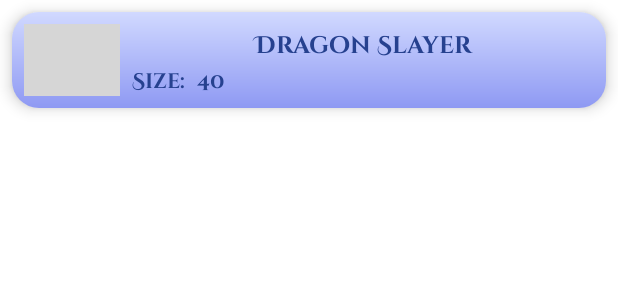
After one commit to Te6lim/YTC-Viewer, an Android app: the layout item_deck.xml on its own in the app's theme, with its tools: preview values and no code run, on a phone screen of 412 x 824 dp. The commit adds this screen. Shown: the top 300 px of the screen. Run offline under Robolectric (Android 15) with nearby library versions, the phone set to English and light mode, and no system bars; grey boxes are pictures that could not be loaded.

Commit message:
deck item design

```diff
--- /dev/null
+++ b/app/src/main/res/drawable/deck_background.xml
@@ -0,0 +1,12 @@
+<?xml version="1.0" encoding="utf-8"?>
+<shape xmlns:android="http://schemas.android.com/apk/res/android"
+    android:shape="rectangle">
+
+    <gradient
+        android:angle="90"
+        android:endColor="@color/secondaryLightColor"
+        android:startColor="@color/primaryLightColor" />
+
+    <corners android:radius="18sp" />
+
+</shape>
--- /dev/null
+++ b/app/src/main/res/layout/fragment_cards.xml
@@ -0,0 +1,7 @@
+<?xml version="1.0" encoding="utf-8"?>
+<androidx.recyclerview.widget.RecyclerView xmlns:android="http://schemas.android.com/apk/res/android"
+    xmlns:app="http://schemas.android.com/apk/res-auto"
+    android:id="@+id/cards"
+    android:layout_width="match_parent"
+    android:layout_height="match_parent"
+    app:layoutManager="androidx.recyclerview.widget.GridLayoutManager" />
--- /dev/null
+++ b/app/src/main/res/layout/fragment_collection.xml
@@ -0,0 +1,6 @@
+<?xml version="1.0" encoding="utf-8"?>
+<androidx.constraintlayout.widget.ConstraintLayout xmlns:android="http://schemas.android.com/apk/res/android"
+    android:layout_width="match_parent"
+    android:layout_height="match_parent">
+
+</androidx.constraintlayout.widget.ConstraintLayout>
--- /dev/null
+++ b/app/src/main/res/layout/item_deck.xml
@@ -0,0 +1,63 @@
+<?xml version="1.0" encoding="utf-8"?>
+<androidx.constraintlayout.widget.ConstraintLayout xmlns:android="http://schemas.android.com/apk/res/android"
+    xmlns:app="http://schemas.android.com/apk/res-auto"
+    xmlns:tools="http://schemas.android.com/tools"
+    android:layout_width="match_parent"
+    android:layout_height="64dp"
+    android:layout_margin="@dimen/medium_spacing"
+    android:background="@drawable/deck_background"
+    android:elevation="6dp">
+
+    <ImageView
+        android:id="@+id/imageView2"
+        android:layout_width="64dp"
+        android:layout_height="match_parent"
+        android:layout_margin="8dp"
+        app:layout_constraintBottom_toBottomOf="parent"
+        app:layout_constraintStart_toStartOf="parent"
+        app:layout_constraintTop_toTopOf="parent"
+        tools:srcCompat="@tools:sample/avatars" />
+
+    <TextView
+        android:id="@+id/textView4"
+        style="@style/card_meta_property_value_style"
+        android:layout_width="0dp"
+        android:layout_height="wrap_content"
+        android:layout_marginStart="8dp"
+        android:layout_marginEnd="8dp"
+        android:fontFamily="@font/cinzel_decorative_bold"
+        android:text="Dragon Slayer"
+        android:textAlignment="center"
+        android:textColor="@color/primaryDarkColor"
+        android:textSize="16sp"
+        android:textStyle="bold"
+        app:layout_constraintBottom_toTopOf="@+id/textView5"
+        app:layout_constraintEnd_toEndOf="parent"
+        app:layout_constraintStart_toEndOf="@+id/imageView2"
+        app:layout_constraintTop_toTopOf="@+id/imageView2" />
+
+    <TextView
+        android:id="@+id/textView5"
+        style="@style/card_property_title_style"
+        android:layout_width="wrap_content"
+        android:layout_height="wrap_content"
+        android:layout_marginStart="8dp"
+        android:fontFamily="@font/cinzel_decorative_bold"
+        android:text="Size:"
+        android:textColor="@color/primaryDarkColor"
+        app:layout_constraintBaseline_toBaselineOf="@+id/textView18"
+        app:layout_constraintStart_toEndOf="@+id/imageView2" />
+
+    <TextView
+        android:id="@+id/textView18"
+        android:layout_width="wrap_content"
+        android:layout_height="wrap_content"
+        android:layout_marginStart="8dp"
+        android:fontFamily="@font/cinzel_decorative_bold"
+        android:text="40"
+        android:textColor="@color/deck_text_color"
+        android:textStyle="bold"
+        app:layout_constraintBottom_toBottomOf="@+id/imageView2"
+        app:layout_constraintStart_toEndOf="@+id/textView5"
+        app:layout_constraintTop_toTopOf="@+id/textView5" />
+</androidx.constraintlayout.widget.ConstraintLayout>
--- a/app/src/main/res/menu/home_menu.xml
+++ b/app/src/main/res/menu/home_menu.xml
@@ -2,7 +2,7 @@
 <menu xmlns:android="http://schemas.android.com/apk/res/android"
     xmlns:app="http://schemas.android.com/apk/res-auto">
     <item
-        android:icon="@drawable/baseline_light_mode_24"
+        android:icon="@drawable/baseline_dark_mode_24"
         android:title="@string/group_by_alphabet"
         app:showAsAction="ifRoom" />
 
--- a/app/src/main/res/menu/home_nav_menu.xml
+++ b/app/src/main/res/menu/home_nav_menu.xml
@@ -6,5 +6,5 @@
     <item
         android:enabled="true"
         android:icon="@drawable/baseline_inventory_24"
-        android:title="@string/decks" />
+        android:title="@string/collection" />
 </menu>
--- a/app/src/main/res/values/colors.xml
+++ b/app/src/main/res/values/colors.xml
@@ -12,6 +12,8 @@
     <color name="fade">@color/secondaryLightColor</color>
     <color name="white">#FFFFFF</color>
 
+    <color name="deck_text_color">#26418f</color>
+
     <color name="iconColor">#5c6bc0</color>
     <color name="background">#FFFFFF</color>
     <color name="toolbarColor">#FFFFFF</color>
--- a/app/src/main/res/values/strings.xml
+++ b/app/src/main/res/values/strings.xml
@@ -2,9 +2,8 @@
     <string name="app_name">YTC Viewer</string>
     <string name="app_name_alt">YTC</string>
     <string name="cards">Cards</string>
-    <string name="gallery">Gallery</string>
     <string name="search">Search</string>
     <string name="group_by_alphabet">group by alphabet</string>
     <string name="filter">Filter</string>
-    <string name="decks">Decks</string>
+    <string name="collection">Collection</string>
 </resources>
--- a/app/src/main/res/values/themes.xml
+++ b/app/src/main/res/values/themes.xml
@@ -14,7 +14,6 @@
         <!-- Customize your theme here. -->
         <item name="toolbarStyle">@style/myToolbarStyle</item>
         <item name="colorPrimaryDark">@color/primaryDarkColor</item>
-        <item name="fontFamily">@font/playfair_display</item>
         <item name="android:fontFamily">@font/playfair_display</item>
         <item name="iconTint">@color/primaryColor</item>
         <item name="android:actionOverflowButtonStyle">@style/overflowStyle</item>
```
